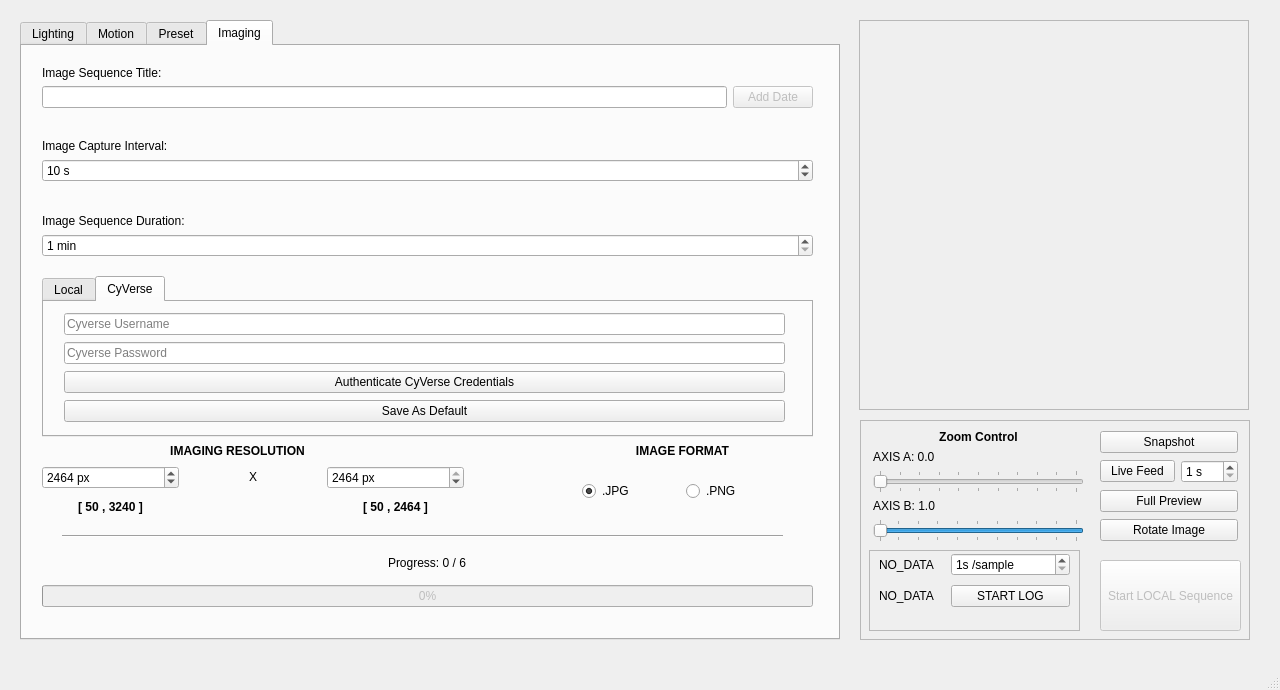
First picture: the form in _ui/FlashLapse_CP.ui, repository CoCl-Jerry/Flashlapse_Dev, before the edit.
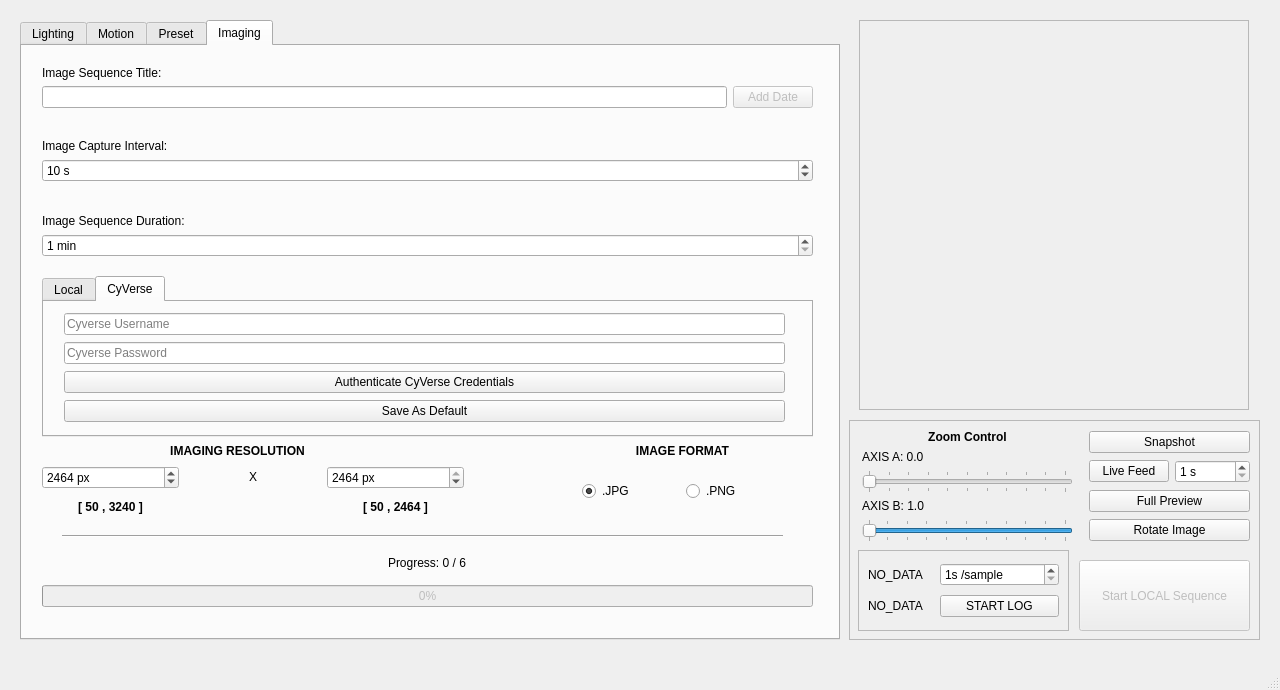
Second picture: the form after the edit. The open tabs and pages were chosen to show the change. Icons and pictures are not drawn.

Diff of the .ui file:
```diff
--- a/_ui/FlashLapse_CP.ui
+++ b/_ui/FlashLapse_CP.ui
@@ -1894,9 +1894,9 @@
    <widget class="QFrame" name="Misc_Frame">
     <property name="geometry">
      <rect>
-      <x>860</x>
+      <x>849</x>
       <y>420</y>
-      <width>390</width>
+      <width>411</width>
       <height>220</height>
      </rect>
     </property>
@@ -1911,7 +1911,7 @@
       <rect>
        <x>240</x>
        <y>10</y>
-       <width>138</width>
+       <width>161</width>
        <height>114</height>
       </rect>
      </property>
@@ -2046,9 +2046,9 @@
      </property>
      <property name="geometry">
       <rect>
-       <x>240</x>
+       <x>230</x>
        <y>140</y>
-       <width>141</width>
+       <width>171</width>
        <height>71</height>
       </rect>
      </property>
@@ -2075,7 +2075,7 @@
       <property name="geometry">
        <rect>
         <x>10</x>
-        <y>0</y>
+        <y>10</y>
         <width>191</width>
         <height>61</height>
        </rect>
```
Left out of the diff: 4 changed lines with no effect on the pictures.
